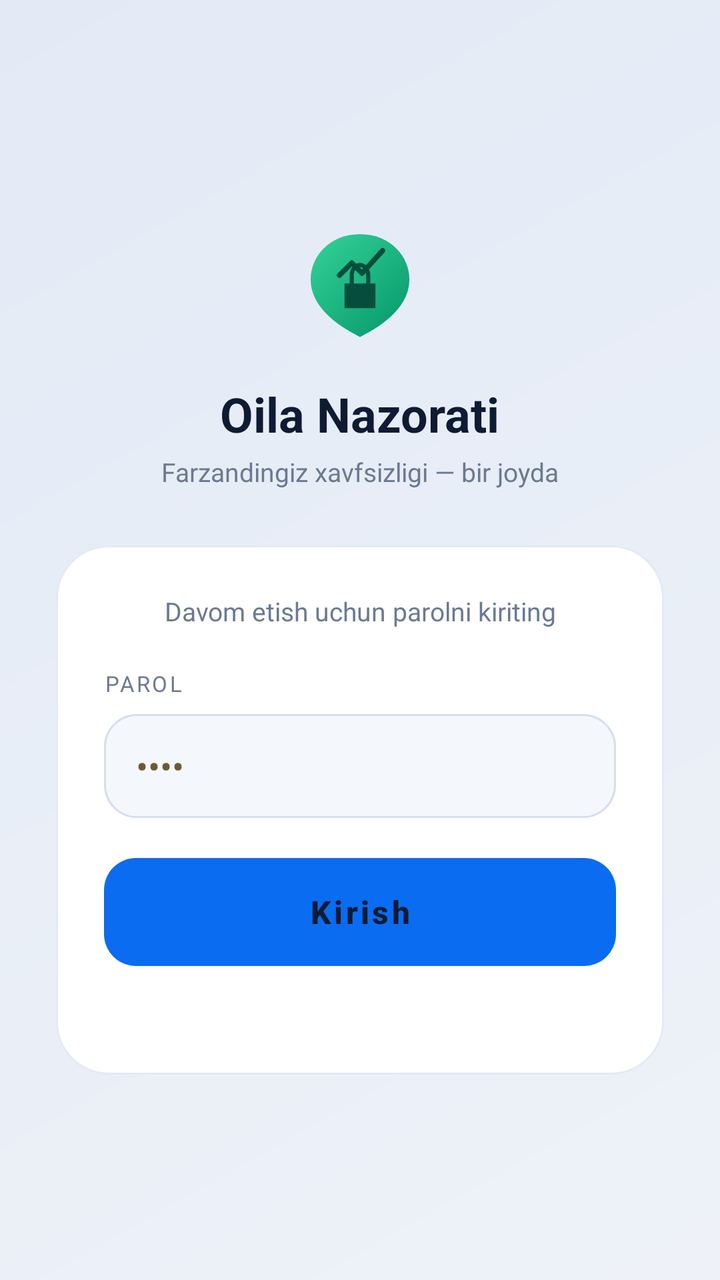
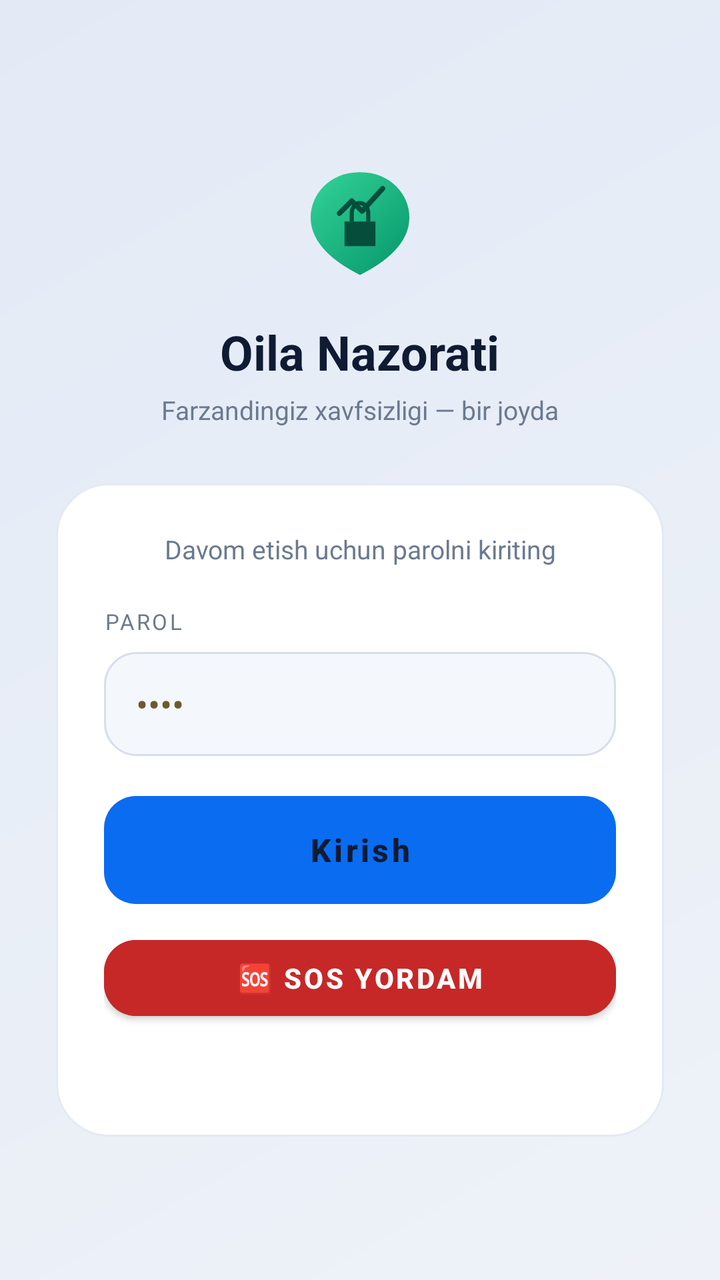

Compare the two renders of this Android layout. The source of the first and the diff that turns it into the second are given below.
<!-- AndroidManifest.xml: application theme Theme.OilaNazorati -->
<!-- res/layout/activity_main.xml -->
<?xml version="1.0" encoding="utf-8"?>
<FrameLayout xmlns:android="http://schemas.android.com/apk/res/android"
    xmlns:app="http://schemas.android.com/apk/res-auto"
    android:layout_width="match_parent"
    android:layout_height="match_parent"
    android:background="@drawable/bg_app_gradient">

    
    <ScrollView
        android:id="@+id/passwordSection"
        android:layout_width="match_parent"
        android:layout_height="match_parent"
        android:fillViewport="true">
    <LinearLayout
        android:layout_width="match_parent"
        android:layout_height="wrap_content"
        android:orientation="vertical"
        android:gravity="center"
        android:padding="28dp">

        <ImageView
            android:layout_width="72dp"
            android:layout_height="72dp"
            android:src="@drawable/ic_app_logo"
            android:layout_marginBottom="16dp"
            android:contentDescription="Oila nazorati logotipi"/>

        <TextView
            android:layout_width="wrap_content"
            android:layout_height="wrap_content"
            android:text="Oila Nazorati"
            android:textSize="24sp"
            android:textStyle="bold"
            android:textColor="@color/color_text_primary"
            android:layout_marginBottom="4dp"/>

        <TextView
            android:layout_width="wrap_content"
            android:layout_height="wrap_content"
            android:text="Farzandingiz xavfsizligi — bir joyda"
            android:textColor="@color/color_text_secondary"
            android:textSize="13sp"
            android:layout_marginBottom="28dp"/>

        <LinearLayout
            android:layout_width="match_parent"
            android:layout_height="wrap_content"
            android:orientation="vertical"
            android:background="@drawable/bg_login_card"
            android:padding="24dp">

            <TextView
                android:id="@+id/passwordPromptText"
                android:layout_width="match_parent"
                android:layout_height="wrap_content"
                android:text="Davom etish uchun parolni kiriting"
                android:textColor="@color/color_text_secondary"
                android:textAlignment="center"
                android:textSize="13sp"
                android:layout_marginBottom="20dp"/>

            <TextView
                android:layout_width="wrap_content"
                android:layout_height="wrap_content"
                android:text="PAROL"
                android:textColor="@color/color_text_secondary"
                android:textSize="11sp"
                android:letterSpacing="0.1"
                android:layout_marginBottom="8dp"/>

            <EditText
                android:id="@+id/inputAppPassword"
                android:layout_width="match_parent"
                android:layout_height="52dp"
                android:inputType="numberPassword"
                android:hint="••••"
                android:paddingStart="16dp"
                android:paddingEnd="16dp"
                android:background="@drawable/bg_input_outline"
                android:textColor="@color/color_text_primary"
                android:textColorHint="#6B5A2E"
                android:layout_marginBottom="20dp"/>

            <Button
                android:id="@+id/btnPasswordSubmit"
                android:layout_width="match_parent"
                android:layout_height="54dp"
                android:text="Kirish"
                android:textAllCaps="false"
                android:textSize="16sp"
                android:textStyle="bold"
                android:textColor="@color/color_text_primary"
                android:background="@drawable/bg_button_gold"
                android:elevation="0dp"
                android:stateListAnimator="@null"/>

            <TextView
                android:id="@+id/passwordStatusText"
                android:layout_width="match_parent"
                android:layout_height="wrap_content"
                android:textColor="#E57373"
                android:textAlignment="center"
                android:textSize="12sp"
                android:layout_marginTop="14dp"/>
        </LinearLayout>

    </LinearLayout>
    </ScrollView>

    
    <LinearLayout
        android:id="@+id/roleSection"
        android:layout_width="match_parent"
        android:layout_height="match_parent"
        android:orientation="vertical"
        android:gravity="center"
        android:padding="28dp"
        android:visibility="gone">

        <ImageView
            android:layout_width="64dp"
            android:layout_height="64dp"
            android:src="@drawable/ic_app_logo"
            android:layout_marginBottom="16dp"
            android:contentDescription="Oila nazorati logotipi"/>

        <TextView
            android:layout_width="wrap_content"
            android:layout_height="wrap_content"
            android:text="Oila Nazorati"
            android:textSize="22sp"
            android:textStyle="bold"
            android:textColor="@color/color_text_primary"
            android:layout_marginBottom="36dp"/>

        <Button
            android:id="@+id/btnChildDevice"
            android:layout_width="match_parent"
            android:layout_height="56dp"
            android:text="Bu farzandimning telefoni"
            android:textAllCaps="false"
            android:textStyle="bold"
            android:textSize="14sp"
            android:textColor="#EAF3FF"
            android:background="@drawable/bg_setup_guide_button"
            android:elevation="0dp"
            android:stateListAnimator="@null"
            android:layout_marginBottom="14dp"/>

        <Button
            android:id="@+id/btnOpenParentDashboard"
            android:layout_width="match_parent"
            android:layout_height="56dp"
            android:text="Ota-ona panelini ochish"
            android:textAllCaps="false"
            android:textStyle="bold"
            android:textSize="14sp"
            android:textColor="#EAF3FF"
            android:background="@drawable/bg_setup_guide_button"
            android:elevation="0dp"
            android:stateListAnimator="@null"
            android:layout_marginBottom="14dp"/>

        <Button
            android:id="@+id/btnSupport"
            android:layout_width="match_parent"
            android:layout_height="56dp"
            android:text="✍️ Yordam (Bizga yozing)"
            android:textAllCaps="false"
            android:textStyle="bold"
            android:textSize="14sp"
            android:textColor="#EAF3FF"
            android:background="@drawable/bg_setup_guide_button"
            android:elevation="0dp"
            android:stateListAnimator="@null"
            android:layout_marginBottom="14dp"/>

        <TextView
            android:id="@+id/btnSetupGuide"
            android:layout_width="match_parent"
            android:layout_height="54dp"
            android:layout_marginTop="10dp"
            android:background="@drawable/bg_setup_guide_button"
            android:gravity="center"
            android:drawablePadding="10dp"
            android:text="❔  Qanday o'rnatiladi?"
            android:textColor="#EAF3FF"
            android:textSize="14sp"
            android:textStyle="bold"
            android:letterSpacing="0.01"
            android:clickable="true"
            android:focusable="true"
            android:paddingStart="16dp"
            android:paddingEnd="16dp"/>

    </LinearLayout>

    
    <LinearLayout
        android:id="@+id/loginSection"
        android:layout_width="match_parent"
        android:layout_height="match_parent"
        android:orientation="vertical"
        android:gravity="center"
        android:padding="28dp"
        android:visibility="gone">

        <ImageView
            android:layout_width="80dp"
            android:layout_height="80dp"
            android:src="@drawable/ic_app_logo"
            android:layout_marginBottom="20dp"
            android:contentDescription="Oila nazorati logotipi"/>

        <TextView
            android:layout_width="wrap_content"
            android:layout_height="wrap_content"
            android:text="Ota-ona paneli"
            android:textSize="22sp"
            android:textStyle="bold"
            android:textColor="@color/color_text_primary"
            android:layout_marginBottom="8dp"/>

        <TextView
            android:layout_width="wrap_content"
            android:layout_height="wrap_content"
            android:text="Google hisobi bilan kiring"
            android:textColor="@color/color_text_secondary"
            android:textAlignment="center"
            android:textSize="13sp"
            android:layout_marginBottom="32dp"/>

        <LinearLayout
            android:layout_width="match_parent"
            android:layout_height="wrap_content"
            android:orientation="vertical"
            android:background="@drawable/bg_login_card"
            android:padding="20dp">

            <Button app:backgroundTint="#FFFFFF" app:strokeColor="@color/color_input_stroke" app:strokeWidth="1dp"
                android:id="@+id/btnGoogleSignIn"
                android:layout_width="match_parent"
                android:layout_height="56dp"
                android:text="G   Google bilan kirish"
                android:textAllCaps="false"
                android:textColor="#1F2937"
                android:textSize="15sp"
                android:textStyle="bold"
                android:background="@drawable/bg_button_primary_white"/>

            <TextView
                android:id="@+id/loginStatusText"
                android:layout_width="match_parent"
                android:layout_height="wrap_content"
                android:textColor="@color/color_text_secondary"
                android:textAlignment="center"
                android:textSize="12sp"
                android:layout_marginTop="18dp"/>
        </LinearLayout>

        <TextView
            android:id="@+id/btnBackFromLogin"
            android:layout_width="wrap_content"
            android:layout_height="wrap_content"
            android:text="← Orqaga"
            android:textColor="@color/color_text_secondary"
            android:padding="16dp"
            android:layout_marginTop="8dp"/>

    </LinearLayout>

</FrameLayout>
<!-- resources referenced by this layout -->
<resources>
  <color name="color_input_stroke">#D5DEEB</color>
  <color name="color_text_primary">#0F1B33</color>
  <color name="color_text_secondary">#6B7A90</color>
  <!-- drawable bg_app_gradient (drawable) -->
  <?xml version="1.0" encoding="utf-8"?>
  <shape xmlns:android="http://schemas.android.com/apk/res/android" android:shape="rectangle">
      <gradient android:type="linear" android:angle="135" android:startColor="@color/color_bg" android:endColor="@color/color_bg_end"/>
  </shape>
  <!-- drawable bg_button_gold (drawable) -->
  <?xml version="1.0" encoding="utf-8"?>
  <ripple xmlns:android="http://schemas.android.com/apk/res/android" android:color="#33FFFFFF">
      <item>
          <shape android:shape="rectangle">
              <gradient android:type="linear" android:angle="135" android:startColor="@color/color_primary" android:endColor="@color/color_primary_dark"/>
              <corners android:radius="16dp"/>
          </shape>
      </item>
  </ripple>
  <!-- drawable bg_button_primary_white (drawable) -->
  <?xml version="1.0" encoding="utf-8"?>
  <ripple xmlns:android="http://schemas.android.com/apk/res/android" android:color="#22000000">
      <item>
          <shape android:shape="rectangle">
              <solid android:color="#FFFFFF"/>
              <corners android:radius="16dp"/>
              <stroke android:width="1dp" android:color="#D5DEEB"/>
          </shape>
      </item>
  </ripple>
  <!-- drawable bg_input_outline (drawable) -->
  <?xml version="1.0" encoding="utf-8"?>
  <shape xmlns:android="http://schemas.android.com/apk/res/android" android:shape="rectangle">
      <solid android:color="@color/color_input_bg"/>
      <corners android:radius="16dp"/>
      <stroke android:width="1dp" android:color="@color/color_input_stroke"/>
  </shape>
  <!-- drawable bg_login_card (drawable) -->
  <?xml version="1.0" encoding="utf-8"?>
  <shape xmlns:android="http://schemas.android.com/apk/res/android" android:shape="rectangle">
      <solid android:color="@color/color_surface"/>
      <corners android:radius="26dp"/>
      <stroke android:width="1dp" android:color="@color/color_border"/>
  </shape>
  <!-- drawable bg_setup_guide_button (drawable) -->
  <?xml version="1.0" encoding="utf-8"?>
  <shape xmlns:android="http://schemas.android.com/apk/res/android" android:shape="rectangle">
      <corners android:radius="16dp"/>
      <gradient android:angle="0" android:startColor="#263B58" android:endColor="#1A2B43"/>
      <stroke android:width="1dp" android:color="#4D9DFF"/>
  </shape>
  <style name="Theme.OilaNazorati" parent="Theme.MaterialComponents.DayNight.NoActionBar">
          <item name="colorPrimary">@color/color_primary</item>
          <item name="colorPrimaryDark">@color/color_primary_dark</item>
          <item name="colorAccent">#27B5A5</item>
          <item name="android:windowBackground">@color/color_bg</item>
          <item name="android:statusBarColor">@color/color_bg</item>
          <item name="android:navigationBarColor">@color/color_surface</item>
          <item name="android:windowLightStatusBar">true</item>
          <item name="materialButtonStyle">@style/Widget.OilaNazorati.Button</item>
      </style>
  <color name="color_bg">#EEF2F8</color>
  <color name="color_bg_end">#E3EAF6</color>
  <color name="color_primary">#0A84FF</color>
  <color name="color_primary_dark">#0A5FD0</color>
  <color name="color_input_bg">#F4F7FC</color>
  <color name="color_surface">#FFFFFF</color>
  <color name="color_border">#E4EAF3</color>
  <style name="Widget.OilaNazorati.Button" parent="Widget.MaterialComponents.Button">
          <item name="backgroundTint">@color/selector_button_primary</item>
          <item name="android:textColor">#FFFFFF</item>
          <item name="cornerRadius">16dp</item>
      </style>
  <!-- unchanged entries left out for length: 1 -->
</resources>

<!-- the commit's change to res/layout/activity_main.xml (unified diff, before → after) -->
@@ -94,6 +94,16 @@
                 android:elevation="0dp"
                 android:stateListAnimator="@null"/>
 
+            <Button
+                android:id="@+id/btnSosFromLock"
+                android:layout_width="match_parent"
+                android:layout_height="50dp"
+                android:layout_marginTop="12dp"
+                android:text="🆘 SOS YORDAM"
+                android:textAllCaps="false"
+                android:textStyle="bold"
+                android:textColor="#FFFFFF"
+                android:backgroundTint="#C62828"/>
             <TextView
                 android:id="@+id/passwordStatusText"
                 android:layout_width="match_parent"
